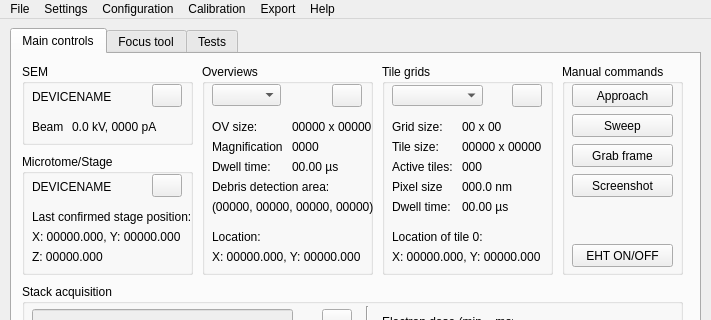
Above: gui/main_window.ui from SBEMimage/SBEMimage before the change; both pictures show x 0 to 711 and y 0 to 320 of the 711 by 950 pixel window. Below: the same form after it.
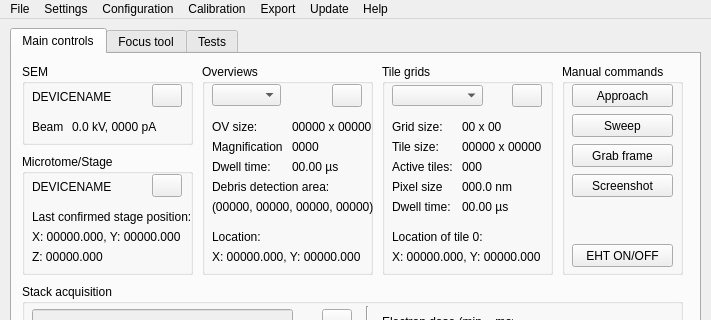
That is the form after the change.

Diff of the .ui file:
```diff
--- a/gui/main_window.ui
+++ b/gui/main_window.ui
@@ -2026,11 +2026,18 @@
     <addaction name="actionMagnificationCalibration"/>
     <addaction name="actionStageCalibration"/>
    </widget>
+   <widget class="QMenu" name="menuUpdate">
+    <property name="title">
+     <string>Update</string>
+    </property>
+    <addaction name="actionUpdate"/>
+   </widget>
    <addaction name="menuFile"/>
    <addaction name="menuSettings"/>
    <addaction name="menuConfiguration"/>
    <addaction name="menuCalibration"/>
    <addaction name="menuExport"/>
+   <addaction name="menuUpdate"/>
    <addaction name="menuHelp"/>
   </widget>
   <widget class="QStatusBar" name="statusbar"/>
```
Left out of the diff: 5 changed lines with no effect on the pictures.
